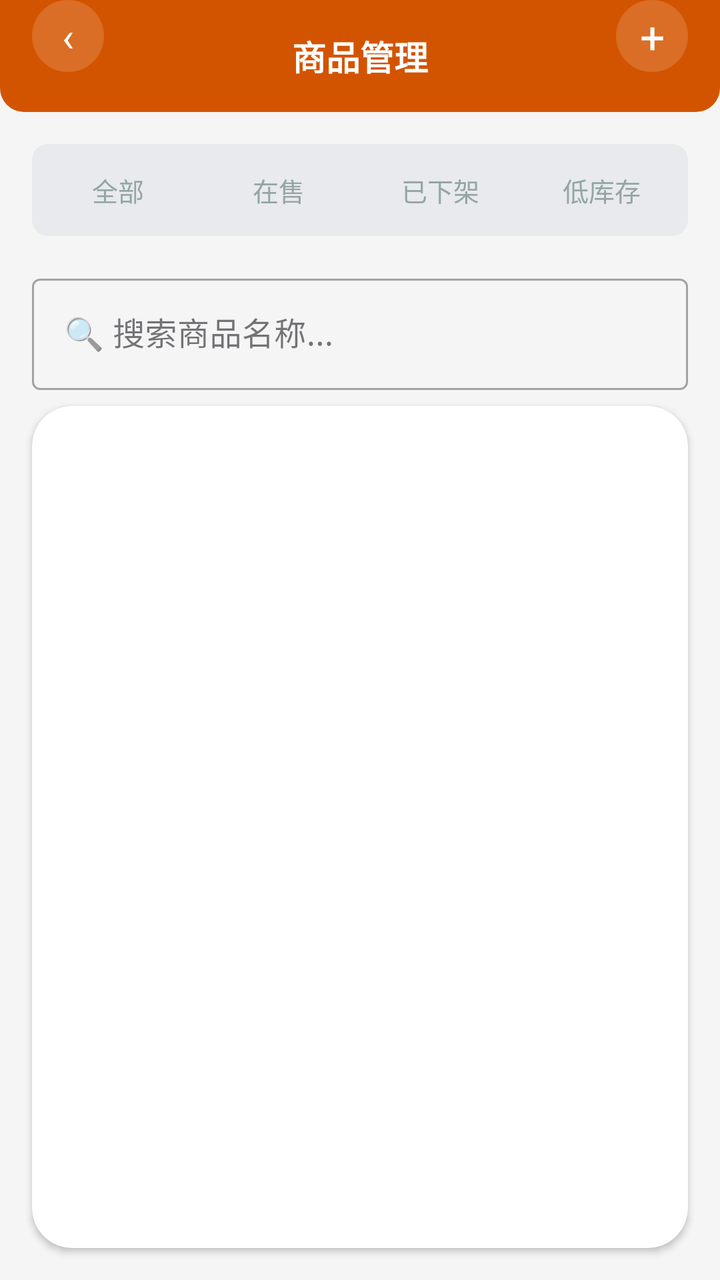
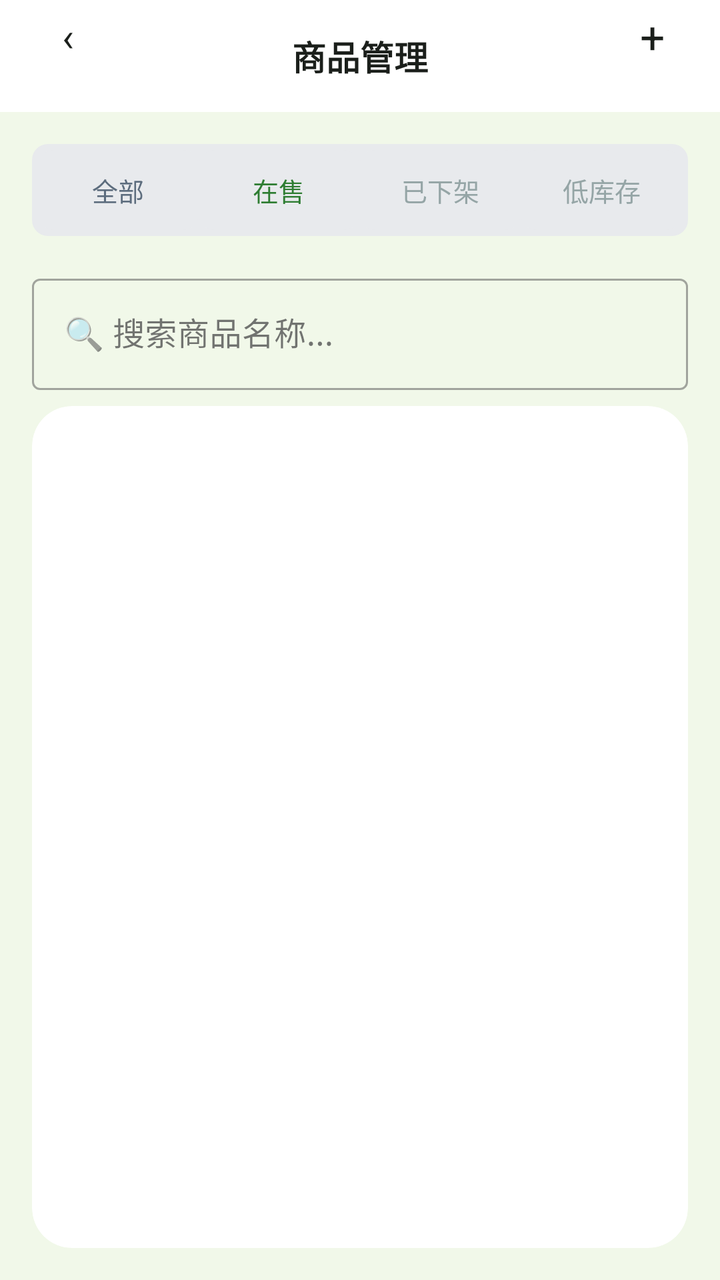

Before-and-after screenshots of an Android layout around one commit, followed by the original layout XML and the change that was made.
<!-- AndroidManifest.xml: application theme Theme.ClothingSI -->
<!-- res/layout/activity_products.xml -->
<?xml version="1.0" encoding="utf-8"?>
<FrameLayout xmlns:android="http://schemas.android.com/apk/res/android"
    xmlns:app="http://schemas.android.com/apk/res-auto"
    android:layout_width="match_parent" android:layout_height="match_parent"
    android:background="#F5F5F5">

    <LinearLayout android:layout_width="match_parent" android:layout_height="match_parent"
        android:orientation="vertical">
        <RelativeLayout android:layout_width="match_parent" android:layout_height="56dp"
            android:background="@drawable/header_bar_bg" android:paddingHorizontal="16dp">
            <TextView android:id="@+id/btn_back" android:layout_width="36dp" android:layout_height="36dp"
                android:text="‹" android:textSize="20dp" android:textColor="#FFFFFF"
                android:gravity="center" android:background="@drawable/circle_bg" />
            <TextView android:layout_width="wrap_content" android:layout_height="wrap_content"
                android:text="商品管理" android:textSize="17dp" android:textStyle="bold"
                android:textColor="#FFFFFF" android:layout_centerInParent="true" />
            <TextView android:id="@+id/btn_add_product" android:layout_width="36dp" android:layout_height="36dp"
                android:text="+" android:textSize="22dp" android:textColor="#FFFFFF"
                android:gravity="center" android:background="@drawable/circle_bg"
                android:layout_alignParentEnd="true" android:clickable="true" android:focusable="true" />
        </RelativeLayout>

        
        <LinearLayout android:layout_width="match_parent" android:layout_height="wrap_content"
            android:orientation="horizontal" android:gravity="center"
            android:layout_margin="16dp" android:layout_marginBottom="8dp"
            android:weightSum="4" android:background="@drawable/segment_container_bg" android:padding="3dp">
            <TextView android:id="@+id/tab_all" android:layout_width="0dp" android:layout_height="40dp"
                android:layout_weight="1" android:gravity="center" android:text="全部"
                android:textSize="13dp" android:background="@drawable/segment_tab_bg"
                android:textColor="#95A5A6" android:clickable="true" android:focusable="true" />
            <TextView android:id="@+id/tab_onsale" android:layout_width="0dp" android:layout_height="40dp"
                android:layout_weight="1" android:gravity="center" android:text="在售"
                android:textSize="13dp" android:background="@drawable/segment_tab_bg"
                android:textColor="#95A5A6" android:clickable="true" android:focusable="true" />
            <TextView android:id="@+id/tab_offline" android:layout_width="0dp" android:layout_height="40dp"
                android:layout_weight="1" android:gravity="center" android:text="已下架"
                android:textSize="13dp" android:background="@drawable/segment_tab_bg"
                android:textColor="#95A5A6" android:clickable="true" android:focusable="true" />
            <TextView android:id="@+id/tab_low_stock" android:layout_width="0dp" android:layout_height="40dp"
                android:layout_weight="1" android:gravity="center" android:text="低库存"
                android:textSize="13dp" android:background="@drawable/segment_tab_bg"
                android:textColor="#95A5A6" android:clickable="true" android:focusable="true" />
        </LinearLayout>

        
        <com.google.android.material.textfield.TextInputLayout style="@style/Widget.MaterialComponents.TextInputLayout.OutlinedBox"
            android:layout_width="match_parent" android:layout_height="wrap_content"
            android:layout_marginHorizontal="16dp" android:layout_marginBottom="8dp" android:hint="🔍 搜索商品名称...">
            <com.google.android.material.textfield.TextInputEditText android:id="@+id/et_search"
                android:layout_width="match_parent" android:layout_height="wrap_content" />
        </com.google.android.material.textfield.TextInputLayout>

        
        <androidx.cardview.widget.CardView android:layout_width="match_parent"
            android:layout_height="match_parent"
            android:layout_marginHorizontal="16dp" android:layout_marginBottom="16dp"
            app:cardCornerRadius="20dp" app:cardElevation="2dp"
            android:paddingStart="8dp" android:paddingEnd="8dp">
            <androidx.recyclerview.widget.RecyclerView android:id="@+id/product_list"
                android:layout_width="match_parent" android:layout_height="match_parent" />
        </androidx.cardview.widget.CardView>
    </LinearLayout>

</FrameLayout>
<!-- resources referenced by this layout -->
<resources>
  <!-- drawable circle_bg (drawable) -->
  <?xml version="1.0" encoding="utf-8"?>
  <shape xmlns:android="http://schemas.android.com/apk/res/android" android:shape="oval">
      <solid android:color="#26FFFFFF" />
  </shape>
  <!-- drawable header_bar_bg (drawable) -->
  <?xml version="1.0" encoding="utf-8"?>
  <shape xmlns:android="http://schemas.android.com/apk/res/android" android:shape="rectangle">
      <solid android:color="#D35400" />
      <corners android:bottomLeftRadius="12dp" android:bottomRightRadius="12dp" />
  </shape>
  <!-- drawable segment_container_bg (drawable) -->
  <?xml version="1.0" encoding="utf-8"?>
  <shape xmlns:android="http://schemas.android.com/apk/res/android" android:shape="rectangle">
      <corners android:radius="8dp" />
      <solid android:color="#E8EAED" />
  </shape>
  <!-- drawable segment_tab_bg (drawable) -->
  <?xml version="1.0" encoding="utf-8"?>
  <selector xmlns:android="http://schemas.android.com/apk/res/android">
      <item android:state_selected="true">
          <shape android:shape="rectangle">
              <solid android:color="#FFFFFF" />
              <corners android:radius="8dp" />
          </shape>
      </item>
      <item>
          <shape android:shape="rectangle">
              <solid android:color="#E8EAED" />
              <corners android:radius="8dp" />
          </shape>
      </item>
  </selector>
  <style name="Theme.ClothingSI" parent="Theme.Material3.Light.NoActionBar">
          <item name="colorPrimary">@color/primary</item>
          <item name="colorPrimaryDark">@color/primary_dark</item>
          <item name="colorAccent">@color/accent</item>
          <item name="android:statusBarColor">@color/primary_dark</item>
          <item name="android:navigationBarColor">@color/white</item>
      </style>
  <color name="primary">#E85D3A</color>
  <color name="primary_dark">#D35400</color>
  <color name="accent">#F4A460</color>
  <color name="white">#FFFFFF</color>
</resources>

<!-- the commit's change to res/layout/activity_products.xml (unified diff, before → after) -->
@@ -2,20 +2,20 @@
 <FrameLayout xmlns:android="http://schemas.android.com/apk/res/android"
     xmlns:app="http://schemas.android.com/apk/res-auto"
     android:layout_width="match_parent" android:layout_height="match_parent"
-    android:background="#F5F5F5">
+    android:background="@color/bg">
 
     <LinearLayout android:layout_width="match_parent" android:layout_height="match_parent"
         android:orientation="vertical">
         <RelativeLayout android:layout_width="match_parent" android:layout_height="56dp"
             android:background="@drawable/header_bar_bg" android:paddingHorizontal="16dp">
             <TextView android:id="@+id/btn_back" android:layout_width="36dp" android:layout_height="36dp"
-                android:text="‹" android:textSize="20dp" android:textColor="#FFFFFF"
+                android:text="‹" android:textSize="20dp" android:textColor="@color/text_primary"
                 android:gravity="center" android:background="@drawable/circle_bg" />
             <TextView android:layout_width="wrap_content" android:layout_height="wrap_content"
                 android:text="商品管理" android:textSize="17dp" android:textStyle="bold"
-                android:textColor="#FFFFFF" android:layout_centerInParent="true" />
+                android:textColor="@color/text_primary" android:layout_centerInParent="true" />
             <TextView android:id="@+id/btn_add_product" android:layout_width="36dp" android:layout_height="36dp"
-                android:text="+" android:textSize="22dp" android:textColor="#FFFFFF"
+                android:text="+" android:textSize="22dp" android:textColor="@color/text_primary"
                 android:gravity="center" android:background="@drawable/circle_bg"
                 android:layout_alignParentEnd="true" android:clickable="true" android:focusable="true" />
         </RelativeLayout>
@@ -28,11 +28,11 @@
             <TextView android:id="@+id/tab_all" android:layout_width="0dp" android:layout_height="40dp"
                 android:layout_weight="1" android:gravity="center" android:text="全部"
                 android:textSize="13dp" android:background="@drawable/segment_tab_bg"
-                android:textColor="#95A5A6" android:clickable="true" android:focusable="true" />
+                android:textColor="@color/text_secondary" android:clickable="true" android:focusable="true" />
             <TextView android:id="@+id/tab_onsale" android:layout_width="0dp" android:layout_height="40dp"
                 android:layout_weight="1" android:gravity="center" android:text="在售"
                 android:textSize="13dp" android:background="@drawable/segment_tab_bg"
-                android:textColor="#95A5A6" android:clickable="true" android:focusable="true" />
+                android:textColor="@color/primary" android:clickable="true" android:focusable="true" />
             <TextView android:id="@+id/tab_offline" android:layout_width="0dp" android:layout_height="40dp"
                 android:layout_weight="1" android:gravity="center" android:text="已下架"
                 android:textSize="13dp" android:background="@drawable/segment_tab_bg"
@@ -55,7 +55,7 @@
         <androidx.cardview.widget.CardView android:layout_width="match_parent"
             android:layout_height="match_parent"
             android:layout_marginHorizontal="16dp" android:layout_marginBottom="16dp"
-            app:cardCornerRadius="20dp" app:cardElevation="2dp"
+            app:cardCornerRadius="20dp" app:cardElevation="0dp"
             android:paddingStart="8dp" android:paddingEnd="8dp">
             <androidx.recyclerview.widget.RecyclerView android:id="@+id/product_list"
                 android:layout_width="match_parent" android:layout_height="match_parent" />
<!-- resource entries referenced after the edit -->
@@ -1,5 +1,6 @@
 <!-- resources referenced by this layout -->
 <resources>
+  <color name="bg">#F1F8E9</color>
   <!-- drawable circle_bg (drawable) -->
   <?xml version="1.0" encoding="utf-8"?>
   <shape xmlns:android="http://schemas.android.com/apk/res/android" android:shape="oval">
@@ -8,8 +9,7 @@
   <!-- drawable header_bar_bg (drawable) -->
   <?xml version="1.0" encoding="utf-8"?>
   <shape xmlns:android="http://schemas.android.com/apk/res/android" android:shape="rectangle">
-      <solid android:color="#D35400" />
-      <corners android:bottomLeftRadius="12dp" android:bottomRightRadius="12dp" />
+      <solid android:color="#FFFFFF" />
   </shape>
   <!-- drawable segment_container_bg (drawable) -->
   <?xml version="1.0" encoding="utf-8"?>
@@ -37,12 +37,22 @@
           <item name="colorPrimary">@color/primary</item>
           <item name="colorPrimaryDark">@color/primary_dark</item>
           <item name="colorAccent">@color/accent</item>
-          <item name="android:statusBarColor">@color/primary_dark</item>
+          <item name="android:statusBarColor">@android:color/transparent</item>
           <item name="android:navigationBarColor">@color/white</item>
+          
+          <item name="android:windowLightStatusBar">true</item>
+          
+          <item name="android:fontFamily">sans-serif</item>
+          <item name="android:textViewStyle">@style/TextView.Base</item>
       </style>
-  <color name="primary">#E85D3A</color>
-  <color name="primary_dark">#D35400</color>
-  <color name="accent">#F4A460</color>
+  <color name="primary">#2E7D32</color>
+  <color name="text_primary">#1B1F1B</color>
+  <color name="text_secondary">#5D6D7E</color>
+  <color name="primary_dark">#1B5E20</color>
+  <color name="accent">#66BB6A</color>
   <color name="white">#FFFFFF</color>
+  <style name="TextView.Base" parent="android:Widget.TextView">
+          <item name="android:fontFamily">sans-serif</item>
+      </style>
 </resources>
 
